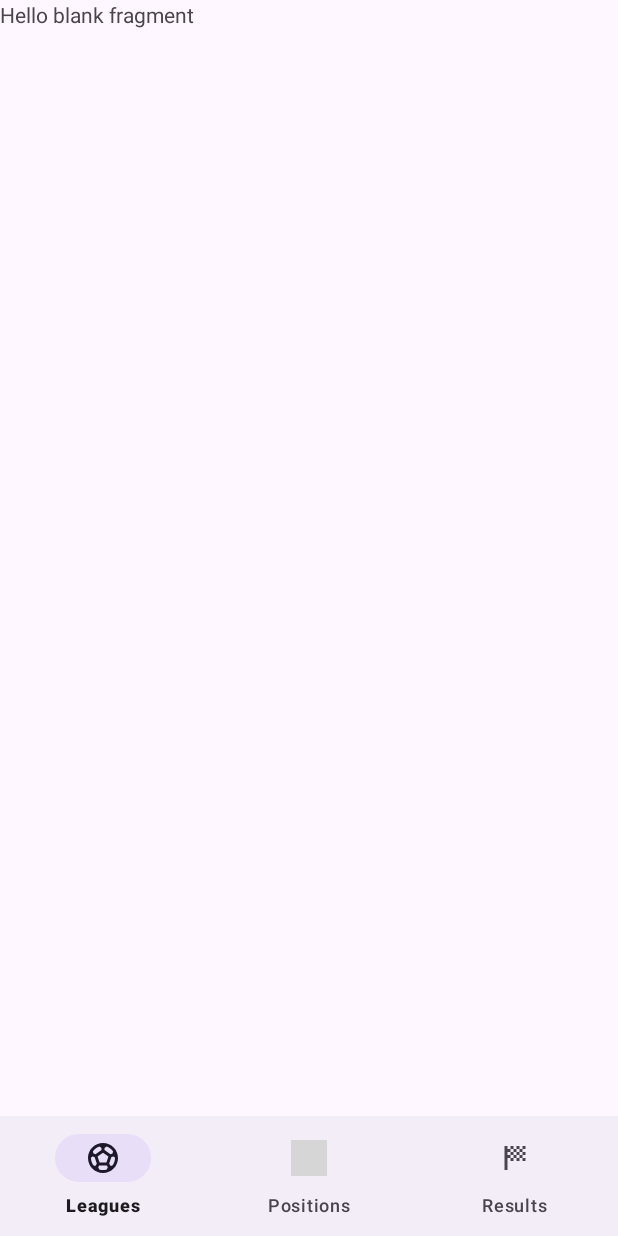
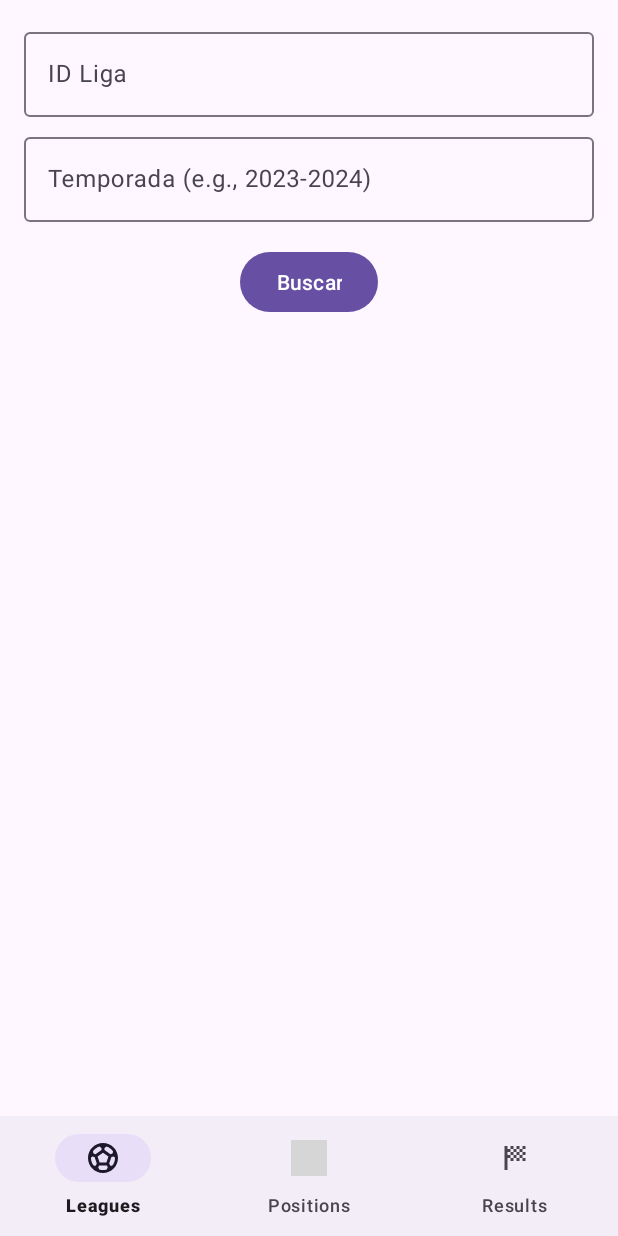
Before and after one commit to Yosthim/IOT_LAB4_20201497, an Android app: the PositionsFragment screen opened through its navigation route, on a phone screen of 412 x 824 dp. Run offline under Robolectric (Android 15) with nearby library versions, the phone set to English and light mode, and no system bars; our stand-ins replace navigation-ui; 4 statements that could not run were skipped; grey boxes are pictures that could not be loaded.

Commit message:
Avance Pregunta 1

```diff
--- a/app/src/main/res/layout/fragment_positions.xml
+++ b/app/src/main/res/layout/fragment_positions.xml
@@ -1,14 +1,78 @@
 <?xml version="1.0" encoding="utf-8"?>
-<FrameLayout xmlns:android="http://schemas.android.com/apk/res/android"
+<androidx.constraintlayout.widget.ConstraintLayout
+    xmlns:android="http://schemas.android.com/apk/res/android"
+    xmlns:app="http://schemas.android.com/apk/res-auto"
     xmlns:tools="http://schemas.android.com/tools"
     android:layout_width="match_parent"
     android:layout_height="match_parent"
-    tools:context=".PositionsFragment">
+    android:padding="16dp">
 
-    <!-- TODO: Update blank fragment layout -->
-    <TextView
-        android:layout_width="match_parent"
-        android:layout_height="match_parent"
-        android:text="@string/hello_blank_fragment" />
+    <com.google.android.material.textfield.TextInputLayout
+        android:id="@+id/leagueIdInputLayout"
+        android:layout_width="0dp"
+        android:layout_height="wrap_content"
+        android:hint="ID Liga"
+        app:layout_constraintTop_toTopOf="parent"
+        app:layout_constraintStart_toStartOf="parent"
+        app:layout_constraintEnd_toEndOf="parent">
 
-</FrameLayout>
+        <com.google.android.material.textfield.TextInputEditText
+            android:id="@+id/etLeagueId"
+            android:layout_width="match_parent"
+            android:layout_height="wrap_content"
+            android:inputType="number"
+            android:imeOptions="actionNext"/>
+
+    </com.google.android.material.textfield.TextInputLayout>
+
+    <com.google.android.material.textfield.TextInputLayout
+        android:id="@+id/seasonInputLayout"
+        android:layout_width="0dp"
+        android:layout_height="wrap_content"
+        android:hint="Temporada (e.g., 2023-2024)"
+        android:layout_marginTop="8dp"
+        app:layout_constraintTop_toBottomOf="@id/leagueIdInputLayout"
+        app:layout_constraintStart_toStartOf="parent"
+        app:layout_constraintEnd_toEndOf="parent">
+
+        <com.google.android.material.textfield.TextInputEditText
+            android:id="@+id/etSeason"
+            android:layout_width="match_parent"
+            android:layout_height="wrap_content"
+            android:inputType="text"
+            android:imeOptions="actionDone"/>
+
+    </com.google.android.material.textfield.TextInputLayout>
+
+    <Button
+        android:id="@+id/btnSearch"
+        android:layout_width="wrap_content"
+        android:layout_height="wrap_content"
+        android:text="Buscar"
+        android:layout_marginTop="16dp"
+        app:layout_constraintTop_toBottomOf="@id/seasonInputLayout"
+        app:layout_constraintStart_toStartOf="parent"
+        app:layout_constraintEnd_toEndOf="parent"/>
+
+    <androidx.recyclerview.widget.RecyclerView
+        android:id="@+id/recyclerView"
+        android:layout_width="0dp"
+        android:layout_height="0dp"
+        android:layout_marginTop="16dp"
+        app:layout_constraintTop_toBottomOf="@id/btnSearch"
+        app:layout_constraintBottom_toBottomOf="parent"
+        app:layout_constraintStart_toStartOf="parent"
+        app:layout_constraintEnd_toEndOf="parent"
+        tools:listitem="@layout/item_team_standing"/>
+
+    <ProgressBar
+        android:id="@+id/progressBar"
+        android:layout_width="wrap_content"
+        android:layout_height="wrap_content"
+        android:visibility="gone"
+        app:layout_constraintTop_toTopOf="parent"
+        app:layout_constraintBottom_toBottomOf="parent"
+        app:layout_constraintStart_toStartOf="parent"
+        app:layout_constraintEnd_toEndOf="parent"/>
+
+</androidx.constraintlayout.widget.ConstraintLayout>
```
